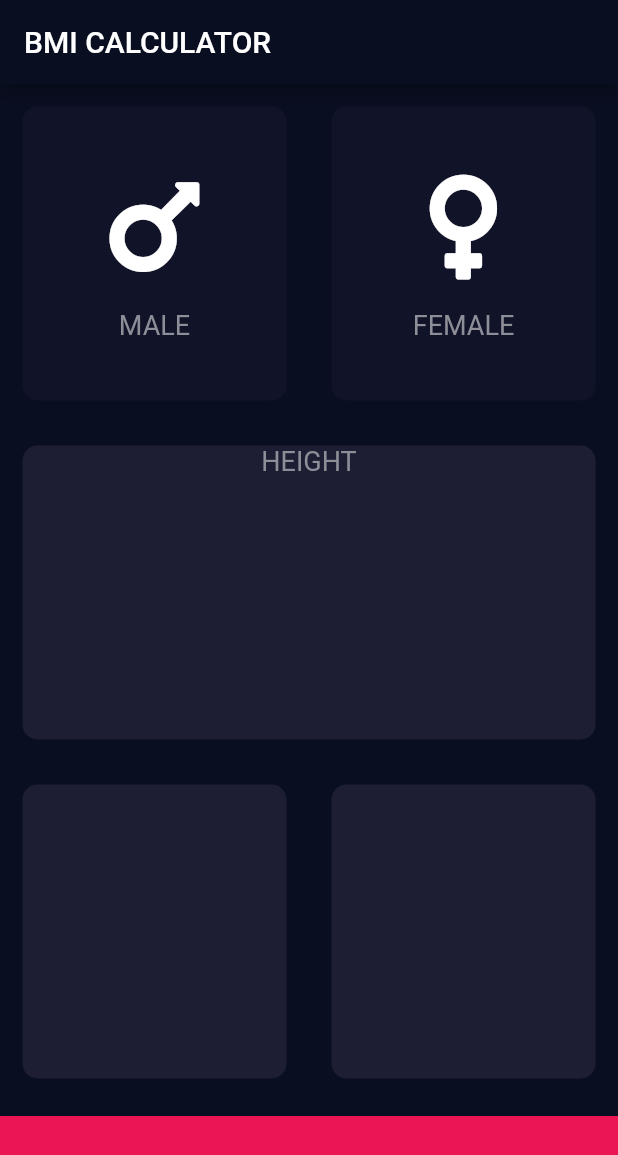
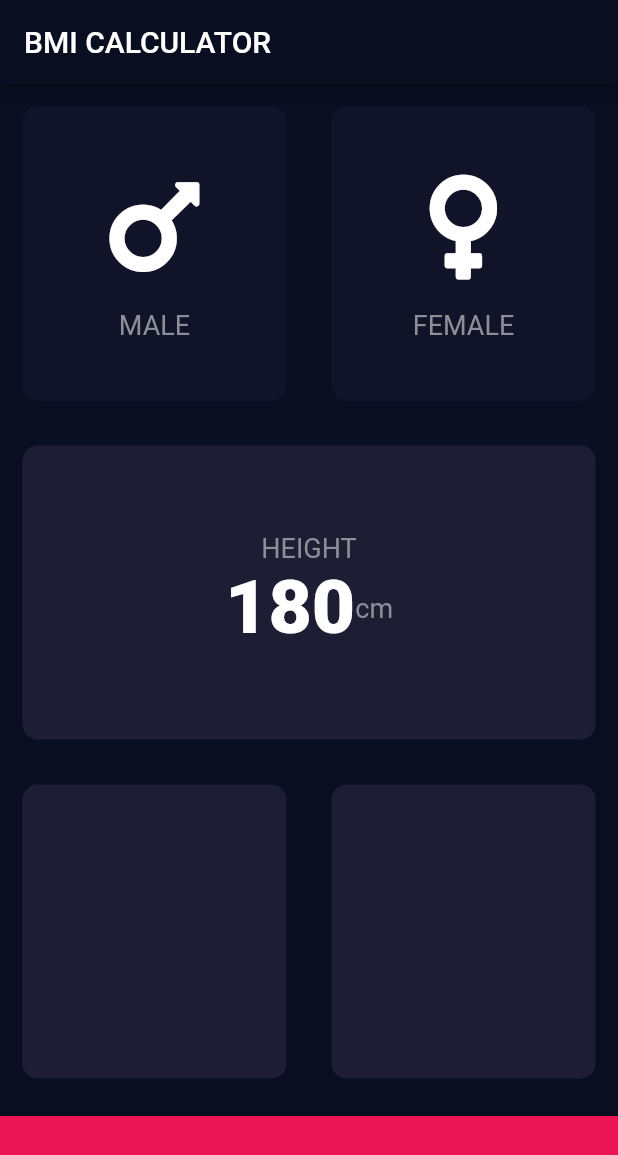
Before and after one commit to n04h/flutter_practice, a Flutter app: the screen it shows after launch, on a phone screen of 412 x 824 dp. Shown: the top 1155 px of the screen. Run offline on Flutter 3.47's test engine with Material 2 defaults, Android fonts, the light colour scheme and no system bars; our stand-ins replace font_awesome_flutter.

Commit message:
✨ 中央に寄せたり数字用のスタイルを定数にした

```diff
--- a/lib/constants.dart
+++ b/lib/constants.dart
@@ -9,3 +9,8 @@ const kLabelTextStyle = TextStyle(
   fontSize: 18,
   color: Color(0xFF8D8E98),
 );
+
+const kNumberTextStyle = TextStyle(
+  fontSize: 50,
+  fontWeight: FontWeight.w900,
+);
--- a/lib/input_page.dart
+++ b/lib/input_page.dart
@@ -65,11 +65,25 @@ class _InputPageState extends State<InputPage> {
             child: ReusableCard(
               cardColor: kActiveCardColor,
               cardChild: Column(
+                mainAxisAlignment: MainAxisAlignment.center,
                 children: <Widget>[
                   Text(
                     'HEIGHT',
                     style: kLabelTextStyle,
-                  )
+                  ),
+                  Row(
+                    mainAxisAlignment: MainAxisAlignment.center,
+                    children: <Widget>[
+                      Text(
+                        '180',
+                        style: kNumberTextStyle,
+                      ),
+                      Text(
+                        'cm',
+                        style: kLabelTextStyle,
+                      ),
+                    ],
+                  ),
                 ],
               ),
             ),
```
